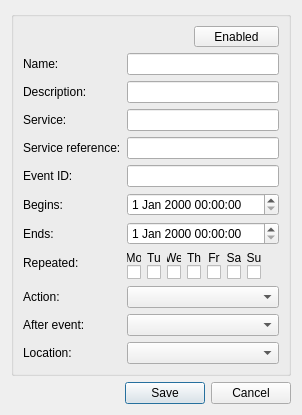
First picture: the form in app/ui/res/timer_dialog.ui, repository DYefremov/E2Toolkit, before the edit.
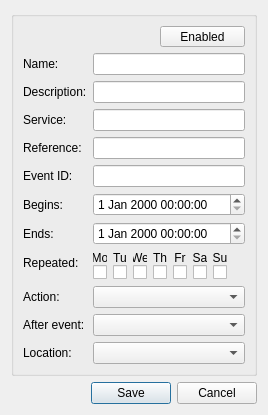
Second picture: the form after the edit.

Commit message: setting data for timer dialog from epg

Diff of the .ui file:
```diff
--- a/app/ui/res/timer_dialog.ui
+++ b/app/ui/res/timer_dialog.ui
@@ -126,7 +126,7 @@
         <item row="4" column="0">
          <widget class="QLabel" name="timer_service_ref_label">
           <property name="text">
-           <string>Service reference:</string>
+           <string>Reference:</string>
           </property>
          </widget>
         </item>
```
The commit also changes 5 other files.
